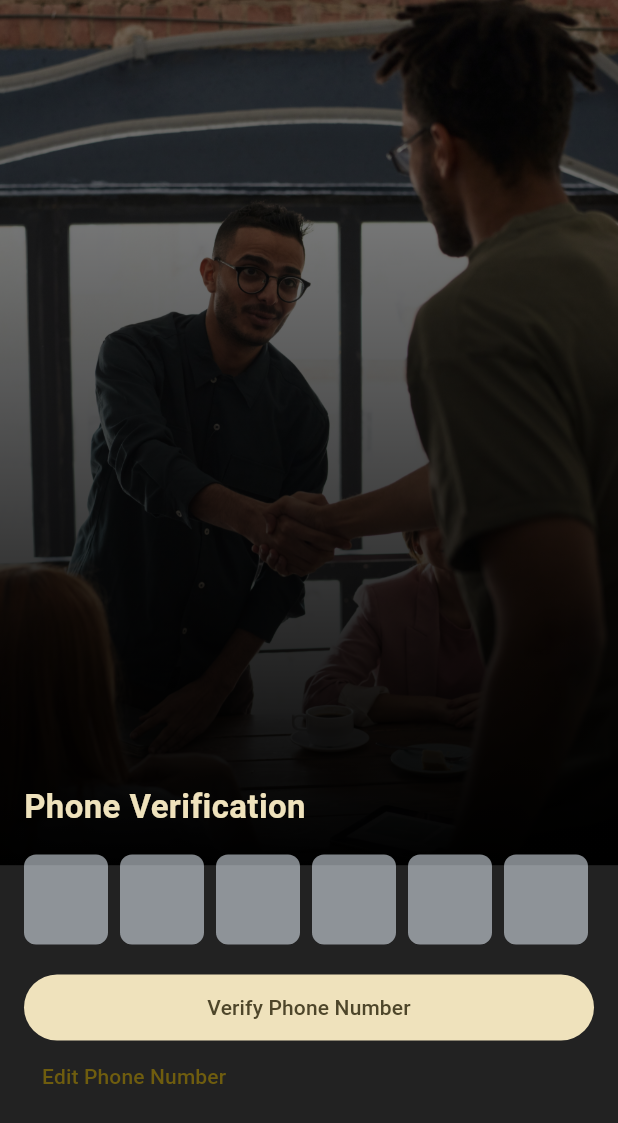
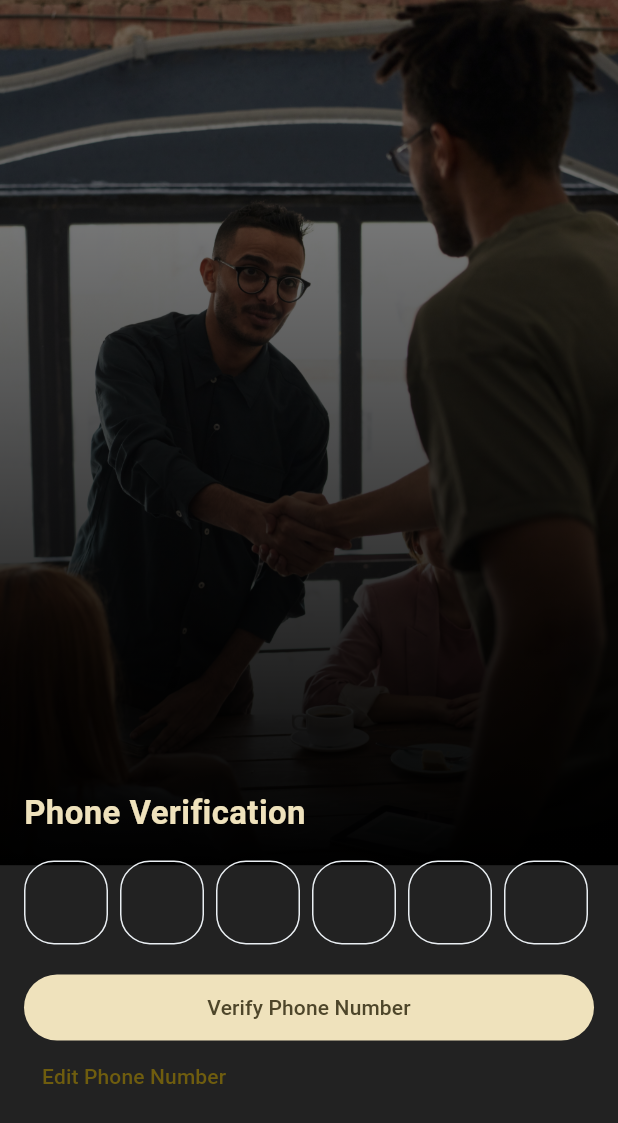
Before and after one commit to Debjit0/ant_influncer, a Flutter app: the MyVerify screen opened directly, on a phone screen of 412 x 824 dp. Shown: the top 1123 px of the screen. Run offline on Flutter 3.47's test engine with Material 2 defaults, Android fonts, the light colour scheme and no system bars; drawn by our look-alikes of pinput; our stand-ins replace cloud_firestore, csv, file_picker, firebase_auth, firebase_core, firebase_storage; accounts and stored records are empty.

Commit message:
smol changes

```diff
--- a/lib/Check Verifiy/check_verify.dart
+++ b/lib/Check Verifiy/check_verify.dart
@@ -39,7 +39,7 @@ class _CheckVerifyState extends State<CheckVerify> {
               mainAxisAlignment: MainAxisAlignment.center,
               children: [
                 Text(
-                  "Wait until u get verified, And make sure you are using the current app, if you are a closer or a manager please use the respective app. This App is only for Influencers",
+                  "Wait until u get verified, And make sure you are using the influencer app, if you are a closer or a manager please use the respective app. This App is only for Influencers.",
                   style: TextStyle(color: Colors.white),
                 ),
                 ElevatedButton(
--- a/lib/otp/verify.dart
+++ b/lib/otp/verify.dart
@@ -108,9 +108,9 @@ class _MyVerifyState extends State<MyVerify> {
                     ),
                     Pinput(
                       length: 6,
-                      // defaultPinTheme: defaultPinTheme,
-                      // focusedPinTheme: focusedPinTheme,
-                      // submittedPinTheme: submittedPinTheme,
+                      defaultPinTheme: defaultPinTheme,
+                       focusedPinTheme: focusedPinTheme,
+                       submittedPinTheme: submittedPinTheme,
                       onChanged: (value) {
                         code = value;
                       },
```
